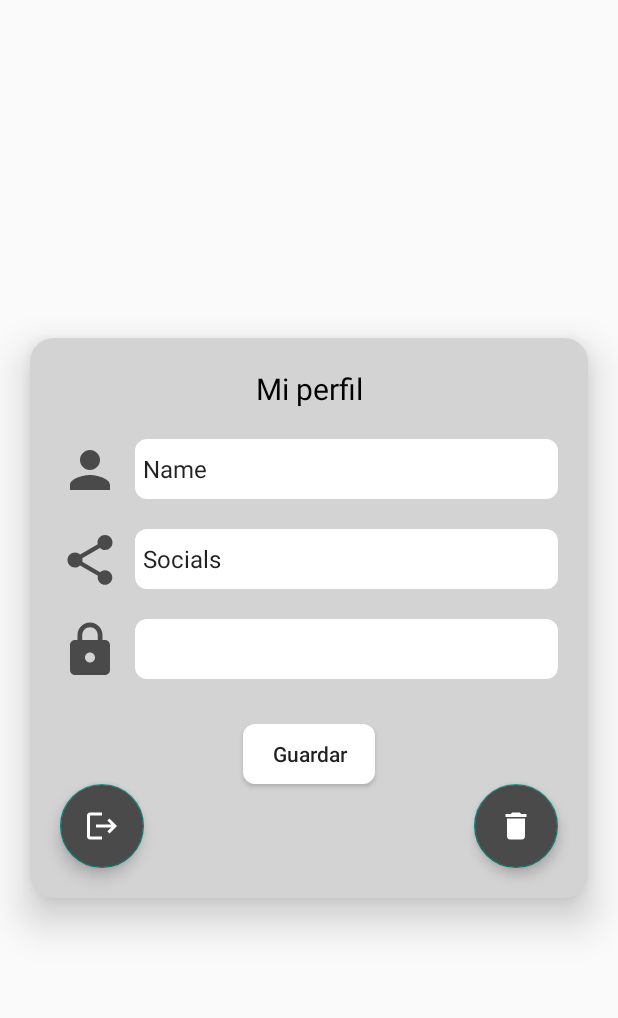
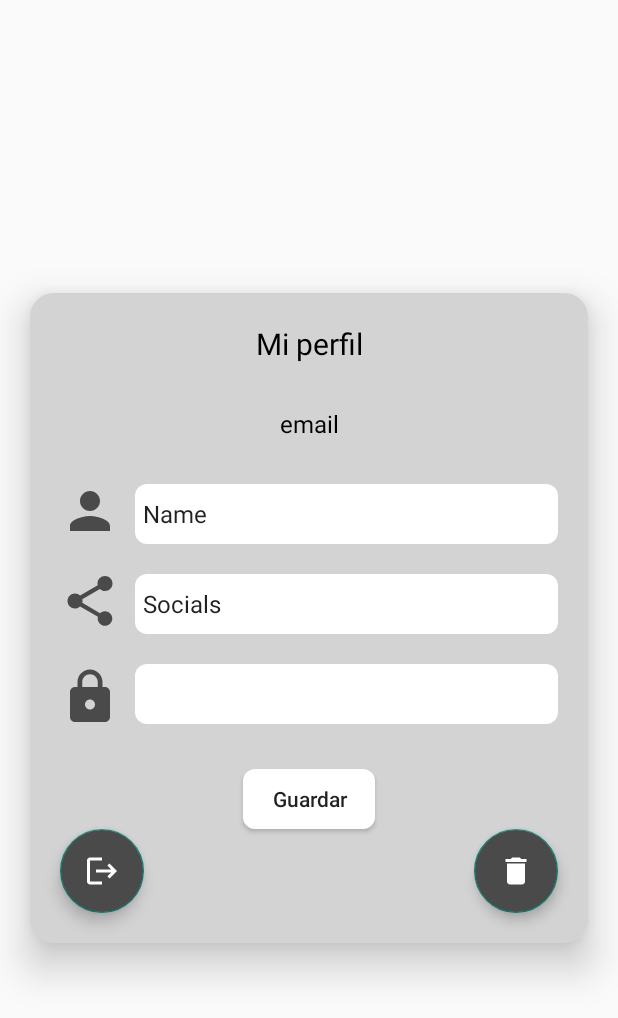
Before and after one commit to ppazosp/ChangApp, an Android app: the layout fragment_profile.xml on its own in the app's theme, with its tools: preview values and no code run, on a phone screen of 412 x 824 dp. Shown: the top 1018 px of the screen. Run offline under Robolectric (Android 15) with nearby library versions, the phone set to English and light mode, and no system bars.

Commit message:
profile window ui and update

```diff
--- a/app/src/main/java/ppazosp/changapp/MainActivity.kt
+++ b/app/src/main/java/ppazosp/changapp/MainActivity.kt
@@ -12,8 +12,6 @@ import io.github.jan.supabase.createSupabaseClient
 import io.github.jan.supabase.postgrest.Postgrest
 import ppazosp.changapp.databinding.ActivityMainBinding
 
-const val MY_ID: Int = 1
-
 const val SUPABASE_URL : String = "https://mapvepqvdgagccguault.supabase.co"
 const val SUPABASE_API_KEY : String = "eyJhbGciOiJIUzI1NiIsInR5cCI6IkpXVCJ9.eyJpc3MiOiJzdXBhYmFzZSIsInJlZiI6Im1hcHZlcHF2ZGdhZ2NjZ3VhdWx0Iiwicm9sZSI6InNlcnZpY2Vfcm9sZSIsImlhdCI6MTcyNzAyNjQ1NSwiZXhwIjoyMDQyNjAyNDU1fQ.WT754nds11_TpqM3by8cAbbFzSjTK-yybYU3SPDalGw"
 
@@ -23,6 +21,8 @@ val supabase = createSupabaseClient(
 ) {
     install(Postgrest)
 }
+
+val myUser: User = User(1,"pablopazosp3@gmail.com","Pablo Pazos Parada", "ppazosp", "ppazosp")
 
 class MainActivity : AppCompatActivity() {
 
--- /dev/null
+++ b/app/src/main/res/drawable/baseline_alternate_email_24.xml
@@ -0,0 +1,5 @@
+<vector xmlns:android="http://schemas.android.com/apk/res/android" android:height="40dp" android:tint="@color/dark_grey" android:viewportHeight="24" android:viewportWidth="24" android:width="40dp">
+
+    <path android:fillColor="@android:color/white" android:pathData="M12,2C6.48,2 2,6.48 2,12s4.48,10 10,10h5v-2h-5c-4.34,0 -8,-3.66 -8,-8s3.66,-8 8,-8 8,3.66 8,8v1.43c0,0.79 -0.71,1.57 -1.5,1.57s-1.5,-0.78 -1.5,-1.57L17,12c0,-2.76 -2.24,-5 -5,-5s-5,2.24 -5,5 2.24,5 5,5c1.38,0 2.64,-0.56 3.54,-1.47 0.65,0.89 1.77,1.47 2.96,1.47 1.97,0 3.5,-1.6 3.5,-3.57L22,12c0,-5.52 -4.48,-10 -10,-10zM12,15c-1.66,0 -3,-1.34 -3,-3s1.34,-3 3,-3 3,1.34 3,3 -1.34,3 -3,3z"/>
+
+</vector>
--- a/app/src/main/res/layout/fragment_profile.xml
+++ b/app/src/main/res/layout/fragment_profile.xml
@@ -39,6 +39,22 @@
                 app:layout_constraintStart_toStartOf="parent"
                 app:layout_constraintTop_toTopOf="parent" />
 
+            <TextView
+                android:id="@+id/email_view"
+                android:layout_width="wrap_content"
+                android:layout_height="40dp"
+                android:layout_marginStart="20dp"
+                android:layout_marginTop="20dp"
+                android:layout_marginEnd="20dp"
+                android:gravity="start|center"
+                android:paddingHorizontal="5dp"
+                android:text="email"
+                android:textColor="@color/black"
+                android:textSize="16sp"
+                app:layout_constraintEnd_toEndOf="parent"
+                app:layout_constraintStart_toStartOf="parent"
+                app:layout_constraintTop_toBottomOf="@+id/window_title" />
+
             <EditText
                 android:id="@+id/fullname_view"
                 android:layout_width="0dp"
@@ -55,7 +71,7 @@
                 app:layout_constraintEnd_toEndOf="parent"
                 app:layout_constraintHorizontal_bias="0.495"
                 app:layout_constraintStart_toStartOf="parent"
-                app:layout_constraintTop_toBottomOf="@+id/window_title" />
+                app:layout_constraintTop_toBottomOf="@+id/email_view" />
 
             <EditText
                 android:id="@+id/socials_view"
@@ -91,7 +107,7 @@
                 app:layout_constraintTop_toBottomOf="@+id/socials_view" />
 
             <Button
-                android:id="@+id/button"
+                android:id="@+id/save_button"
                 android:layout_width="wrap_content"
                 android:layout_height="40dp"
                 android:layout_marginStart="20dp"
@@ -105,7 +121,7 @@
                 app:layout_constraintTop_toBottomOf="@+id/password_view" />
 
             <com.google.android.material.floatingactionbutton.FloatingActionButton
-                android:id="@+id/floatingActionButton"
+                android:id="@+id/fab_delete"
                 android:layout_width="wrap_content"
                 android:layout_height="wrap_content"
                 android:layout_marginEnd="20dp"
@@ -116,17 +132,18 @@
                 app:elevation="5dp"
                 app:layout_constraintBottom_toBottomOf="parent"
                 app:layout_constraintEnd_toEndOf="parent"
-                app:layout_constraintTop_toBottomOf="@+id/button" />
+                app:layout_constraintTop_toBottomOf="@+id/save_button" />
 
             <ImageView
                 android:id="@+id/imageView"
                 android:layout_width="wrap_content"
                 android:layout_height="wrap_content"
                 android:layout_marginStart="20dp"
-                android:layout_marginTop="68dp"
+                android:layout_marginTop="125dp"
                 android:layout_marginEnd="10dp"
                 android:src="@drawable/baseline_person_24"
                 app:layout_constraintEnd_toStartOf="@+id/fullname_view"
+                app:layout_constraintHorizontal_bias="0.0"
                 app:layout_constraintStart_toStartOf="parent"
                 app:layout_constraintTop_toTopOf="parent" />
 
@@ -139,6 +156,7 @@
                 android:layout_marginEnd="10dp"
                 android:src="@drawable/baseline_share_24"
                 app:layout_constraintEnd_toStartOf="@+id/socials_view"
+                app:layout_constraintHorizontal_bias="0.0"
                 app:layout_constraintStart_toStartOf="parent"
                 app:layout_constraintTop_toBottomOf="@+id/imageView" />
 
@@ -147,15 +165,16 @@
                 android:layout_width="wrap_content"
                 android:layout_height="wrap_content"
                 android:layout_marginStart="20dp"
-                android:layout_marginTop="20dp"
+                android:layout_marginTop="24dp"
                 android:layout_marginEnd="10dp"
                 android:src="@drawable/baseline_lock_24"
                 app:layout_constraintEnd_toStartOf="@+id/password_view"
+                app:layout_constraintHorizontal_bias="0.0"
                 app:layout_constraintStart_toStartOf="parent"
                 app:layout_constraintTop_toBottomOf="@+id/imageView2" />
 
             <com.google.android.material.floatingactionbutton.FloatingActionButton
-                android:id="@+id/floatingActionButton2"
+                android:id="@+id/fab_logout"
                 android:layout_width="wrap_content"
                 android:layout_height="wrap_content"
                 android:layout_marginStart="20dp"
@@ -166,7 +185,7 @@
                 android:src="@drawable/baseline_logout_24"
                 app:layout_constraintBottom_toBottomOf="parent"
                 app:layout_constraintStart_toStartOf="parent"
-                app:layout_constraintTop_toBottomOf="@+id/button" />
+                app:layout_constraintTop_toBottomOf="@+id/save_button" />
 
         </androidx.constraintlayout.widget.ConstraintLayout>
 
```
Also changed, not shown: app/src/main/java/ppazosp/changapp/ProfileFragment.kt (+76 -1 lines), app/src/main/java/ppazosp/changapp/SearchFragment.kt (+6 -3 lines).
